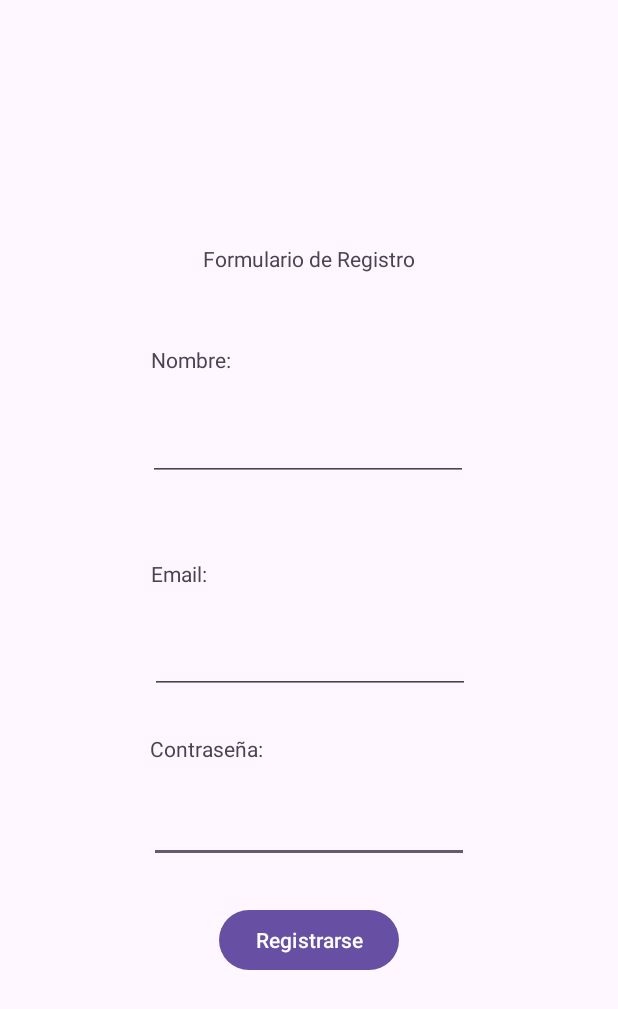
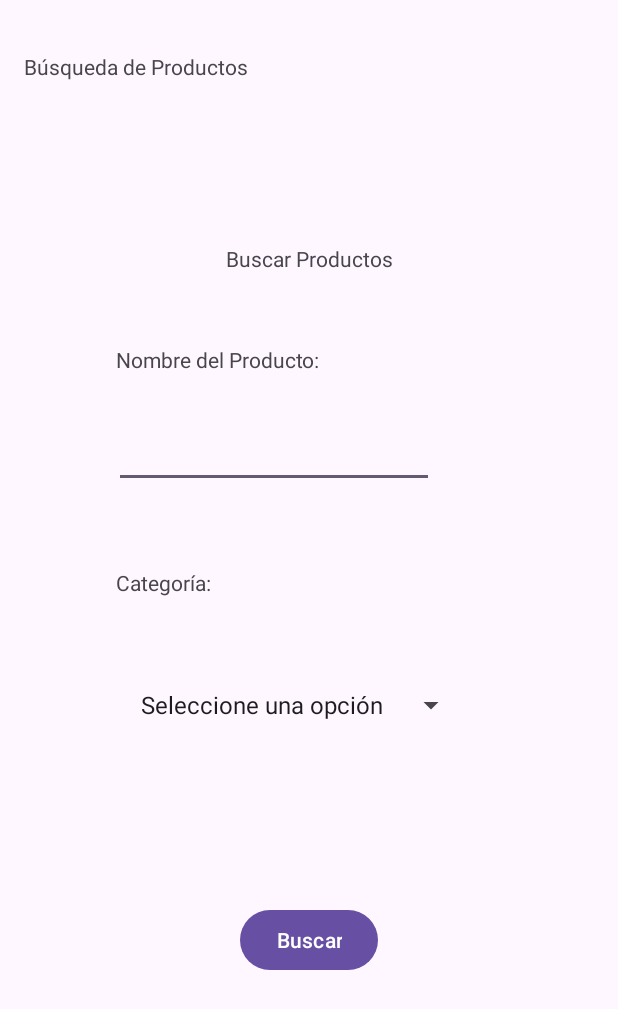
Before and after one commit to LuisGM875/Programacion_para_Movil_Java, an Android app: the screen it shows after launch (MainActivity), on a phone screen of 412 x 824 dp. Shown: the top 1009 px of the screen. Run offline under Robolectric (Android 15) with nearby library versions, the phone set to English and light mode, and no system bars.

Commit message:
feat: add view for product search

```diff
--- a/app/src/main/java/com/example/java/MainActivity.java
+++ b/app/src/main/java/com/example/java/MainActivity.java
@@ -1,24 +1,62 @@
 package com.example.java;
 
 import android.os.Bundle;
+import android.view.View;
+import android.widget.AdapterView;
+import android.widget.ArrayAdapter;
+import android.widget.Spinner;
+import android.widget.TextView;
 
-import androidx.activity.EdgeToEdge;
 import androidx.appcompat.app.AppCompatActivity;
-import androidx.core.graphics.Insets;
-import androidx.core.view.ViewCompat;
-import androidx.core.view.WindowInsetsCompat;
 
 public class MainActivity extends AppCompatActivity {
 
     @Override
     protected void onCreate(Bundle savedInstanceState) {
         super.onCreate(savedInstanceState);
-        EdgeToEdge.enable(this);
         setContentView(R.layout.activity_main);
-        ViewCompat.setOnApplyWindowInsetsListener(findViewById(R.id.main), (v, insets) -> {
-            Insets systemBars = insets.getInsets(WindowInsetsCompat.Type.systemBars());
-            v.setPadding(systemBars.left, systemBars.top, systemBars.right, systemBars.bottom);
-            return insets;
+
+        Spinner spinnerCategoria = findViewById(R.id.spinnerCategoria);
+        TextView textViewCategoria = findViewById(R.id.textViewCategoria);
+
+        String[] categorias = {
+                "Seleccione una opción",
+                "Electrónica",
+                "Ropa",
+                "Hogar"
+        };
+
+        ArrayAdapter<String> adapter = new ArrayAdapter<String>(this, android.R.layout.simple_spinner_dropdown_item, categorias) {
+            @Override
+            public boolean isEnabled(int position) {
+                return position != 0;
+            }
+
+            @Override
+            public View getDropDownView(int position, View convertView, android.view.ViewGroup parent) {
+                View view = super.getDropDownView(position, convertView, parent);
+                if (position == 0) {
+                    view.setEnabled(false);
+                }
+                return view;
+            }
+        };
+        spinnerCategoria.setAdapter(adapter);
+        spinnerCategoria.setSelection(0);
+        spinnerCategoria.setOnItemSelectedListener(new AdapterView.OnItemSelectedListener() {
+            @Override
+            public void onItemSelected(AdapterView<?> parent, View view, int position, long id) {
+                if (position == 0) {
+                    return;
+                } else {
+                    String selectedCategoria = parent.getItemAtPosition(position).toString();
+                }
+            }
+
+            @Override
+            public void onNothingSelected(AdapterView<?> parent) {
+
+            }
         });
     }
 }
--- a/app/src/main/res/layout/activity_main.xml
+++ b/app/src/main/res/layout/activity_main.xml
@@ -11,7 +11,7 @@
         android:id="@+id/button"
         android:layout_width="wrap_content"
         android:layout_height="wrap_content"
-        android:text="Registrarse"
+        android:text="Buscar"
         app:layout_constraintBottom_toBottomOf="parent"
         app:layout_constraintEnd_toEndOf="parent"
         app:layout_constraintStart_toStartOf="parent"
@@ -22,7 +22,7 @@
         android:id="@+id/textView2"
         android:layout_width="wrap_content"
         android:layout_height="wrap_content"
-        android:text="Formulario de Registro"
+        android:text="Buscar Productos"
         app:layout_constraintBottom_toBottomOf="parent"
         app:layout_constraintEnd_toEndOf="parent"
         app:layout_constraintStart_toStartOf="parent"
@@ -33,51 +33,13 @@
         android:id="@+id/textView3"
         android:layout_width="wrap_content"
         android:layout_height="wrap_content"
-        android:text="Nombre:"
+        android:text="Nombre del Producto:"
         app:layout_constraintBottom_toBottomOf="parent"
         app:layout_constraintEnd_toEndOf="parent"
         app:layout_constraintHorizontal_bias="0.28"
         app:layout_constraintStart_toStartOf="parent"
         app:layout_constraintTop_toTopOf="parent"
         app:layout_constraintVertical_bias="0.286" />
-
-    <TextView
-        android:id="@+id/textView4"
-        android:layout_width="wrap_content"
-        android:layout_height="wrap_content"
-        android:text="Email:"
-        app:layout_constraintBottom_toBottomOf="parent"
-        app:layout_constraintEnd_toEndOf="parent"
-        app:layout_constraintHorizontal_bias="0.268"
-        app:layout_constraintStart_toStartOf="parent"
-        app:layout_constraintTop_toTopOf="parent"
-        app:layout_constraintVertical_bias="0.463" />
-
-    <TextView
-        android:id="@+id/textView5"
-        android:layout_width="wrap_content"
-        android:layout_height="wrap_content"
-        android:text="Contraseña:"
-        app:layout_constraintBottom_toBottomOf="parent"
-        app:layout_constraintEnd_toEndOf="parent"
-        app:layout_constraintHorizontal_bias="0.297"
-        app:layout_constraintStart_toStartOf="parent"
-        app:layout_constraintTop_toTopOf="parent"
-        app:layout_constraintVertical_bias="0.608" />
-
-    <EditText
-        android:id="@+id/editTextTextPassword"
-        android:layout_width="wrap_content"
-        android:layout_height="wrap_content"
-        android:layout_marginTop="14dp"
-        android:layout_marginBottom="20dp"
-        android:ems="10"
-        android:inputType="textPassword"
-        android:visibility="visible"
-        app:layout_constraintBottom_toTopOf="@+id/button"
-        app:layout_constraintEnd_toEndOf="parent"
-        app:layout_constraintStart_toStartOf="parent"
-        app:layout_constraintTop_toBottomOf="@+id/textView5" />
 
     <EditText
         android:id="@+id/editTextText2"
@@ -87,22 +49,46 @@
         android:inputType="text"
         app:layout_constraintBottom_toBottomOf="parent"
         app:layout_constraintEnd_toEndOf="parent"
-        app:layout_constraintHorizontal_bias="0.497"
+        app:layout_constraintHorizontal_bias="0.383"
         app:layout_constraintStart_toStartOf="parent"
         app:layout_constraintTop_toBottomOf="@+id/textView3"
-        app:layout_constraintVertical_bias="0.049" />
+        app:layout_constraintVertical_bias="0.058" />
 
-    <EditText
-        android:id="@+id/editTextText3"
+    <TextView
+        android:id="@+id/textView7"
         android:layout_width="wrap_content"
         android:layout_height="wrap_content"
-        android:ems="10"
-        android:inputType="text|textEmailAddress"
+        android:text="Búsqueda de Productos"
         app:layout_constraintBottom_toBottomOf="parent"
         app:layout_constraintEnd_toEndOf="parent"
-        app:layout_constraintHorizontal_bias="0.502"
+        app:layout_constraintHorizontal_bias="0.061"
         app:layout_constraintStart_toStartOf="parent"
         app:layout_constraintTop_toTopOf="parent"
-        app:layout_constraintVertical_bias="0.536" />
+        app:layout_constraintVertical_bias="0.043" />
+
+
+    <TextView
+        android:id="@+id/textViewCategoria"
+        android:layout_width="wrap_content"
+        android:layout_height="wrap_content"
+        android:text="Categoría:"
+        app:layout_constraintBottom_toBottomOf="parent"
+        app:layout_constraintEnd_toEndOf="parent"
+        app:layout_constraintHorizontal_bias="0.221"
+        app:layout_constraintStart_toStartOf="parent"
+        app:layout_constraintTop_toTopOf="parent"
+        app:layout_constraintVertical_bias="0.471" />
+
+    <Spinner
+        android:id="@+id/spinnerCategoria"
+        android:layout_width="wrap_content"
+        android:layout_height="wrap_content"
+        app:layout_constraintBottom_toBottomOf="parent"
+        app:layout_constraintEnd_toEndOf="parent"
+        app:layout_constraintHorizontal_bias="0.46"
+        app:layout_constraintStart_toStartOf="parent"
+        app:layout_constraintTop_toTopOf="parent"
+        app:layout_constraintVertical_bias="0.575" />
+
 
 </androidx.constraintlayout.widget.ConstraintLayout>
```
